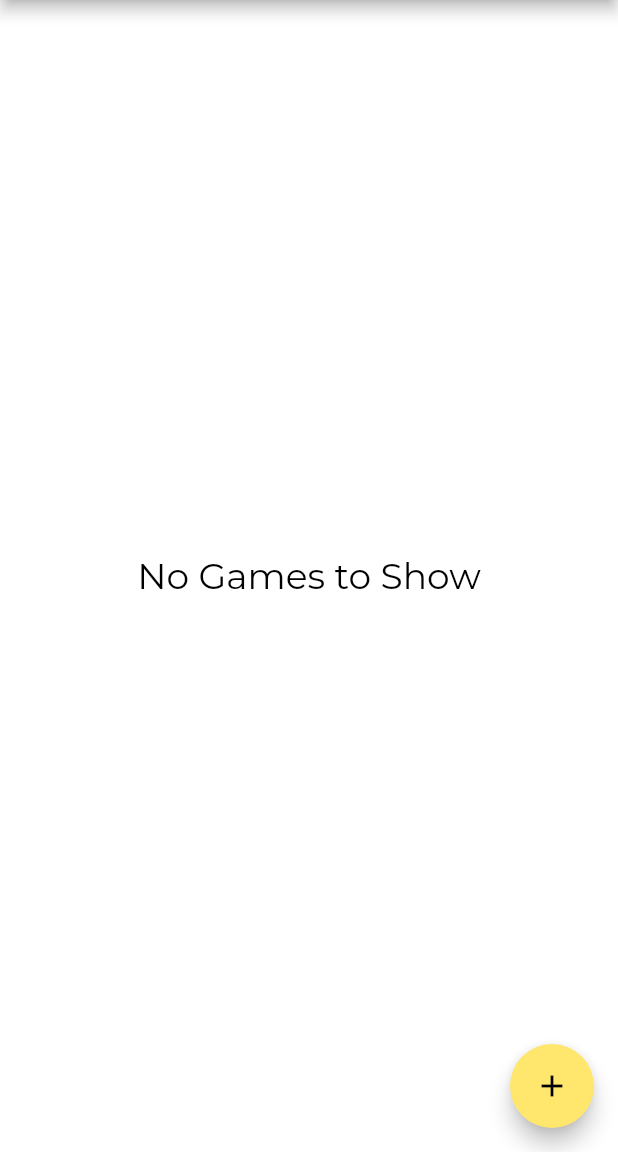
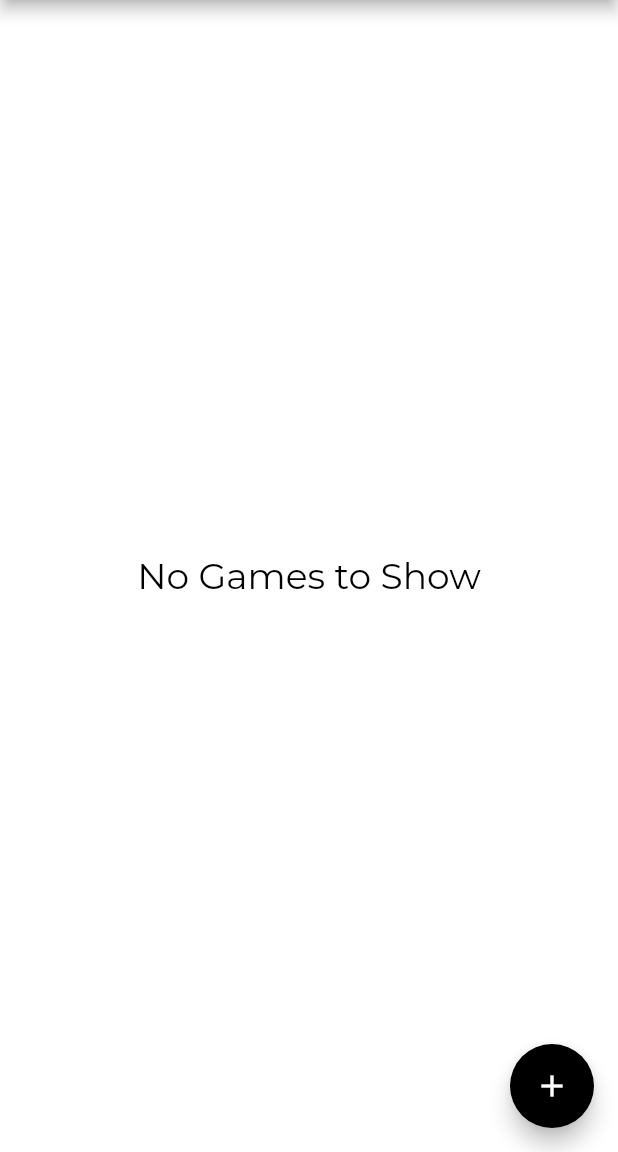
Before and after one commit to JohnHuang1/verbal_scoreboard, a Flutter app: the screen it shows after launch, on a phone screen of 412 x 824 dp, the part 84-1236 px from its top. Run offline on Flutter 3.47's test engine with Material 2 defaults, Android fonts, the phone set to English and light mode, and no system bars; our stand-ins replace hive, hive_flutter; accounts and stored records are empty; generated files the repository leaves out were written again.

Commit message:
small listpage changes

```diff
--- a/lib/game/edit_history_widget.dart
+++ b/lib/game/edit_history_widget.dart
@@ -38,6 +38,7 @@ class _EditHistoryWidgetState extends State<EditHistoryWidget> {
                   return;
                 },
                 child: SingleChildScrollView(
+                  physics: PageScrollPhysics(),
                   controller: scrollController,
                   child: Stack(
                     children: [
--- a/lib/game_list/list_page.dart
+++ b/lib/game_list/list_page.dart
@@ -43,6 +43,9 @@ class _ListPageState extends State<ListPage> {
         },
       ),
       floatingActionButton: FloatingActionButton(
+        backgroundColor: Theme.of(context).primaryColor,
+        foregroundColor: Theme.of(context).canvasColor,
+        focusColor: Theme.of(context).cardColor,
         child: Icon(Icons.add),
         onPressed: () {
           _displayDialog(context, DialogChoice.NewGame);
```
